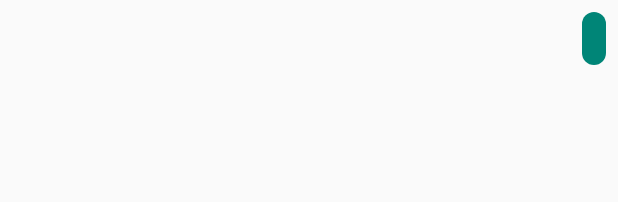
After one commit to Mcghee-Jake/Cipherchat, an Android app: the layout item_message_sent.xml on its own in the app's theme, with its tools: preview values and no code run, on a phone screen of 412 x 824 dp. The commit adds this screen. Shown: the top 202 px of the screen. Run offline under Robolectric (Android 15) with nearby library versions, the light colour scheme and no system bars.

Commit message:
trying to add sender/receiver chat bubbles

```diff
--- a/app/src/main/java/com/example/android/encryptedmessengerapp/Activities/ChatActivity.java
+++ b/app/src/main/java/com/example/android/encryptedmessengerapp/Activities/ChatActivity.java
@@ -128,7 +128,7 @@ public class ChatActivity extends AppCompatActivity {
         LinearLayoutManager layoutManager = new LinearLayoutManager(this);
         layoutManager.setReverseLayout(true);
         recyclerView.setLayoutManager(layoutManager);
-        messageAdapter = new MessageAdapter();
+        messageAdapter = new MessageAdapter(username);
         recyclerView.setAdapter(messageAdapter);
     }
 
--- /dev/null
+++ b/app/src/main/res/drawable/chat_bubble_sent.xml
@@ -0,0 +1,6 @@
+<?xml version="1.0" encoding="utf-8"?>
+<shape xmlns:android="http://schemas.android.com/apk/res/android"
+    android:shape="rectangle">
+    <solid android:color="@color/colorPrimary" />
+    <corners android:radius="20dp" />
+</shape>
--- /dev/null
+++ b/app/src/main/res/layout/item_message_sent.xml
@@ -0,0 +1,23 @@
+<?xml version="1.0" encoding="utf-8"?>
+<android.support.constraint.ConstraintLayout
+    xmlns:android="http://schemas.android.com/apk/res/android"
+    xmlns:app="http://schemas.android.com/apk/res-auto"
+    android:orientation="vertical"
+    android:layout_width="match_parent"
+    android:layout_height="wrap_content">
+
+    <TextView
+        android:id="@+id/tv_message_sent"
+        android:layout_width="wrap_content"
+        android:layout_height="wrap_content"
+        android:layout_marginTop="8dp"
+        android:layout_marginEnd="8dp"
+        android:layout_marginBottom="8dp"
+        android:background="@drawable/chat_bubble_sent"
+        android:padding="8dp"
+        android:textColor="#fff"
+        app:layout_constraintBottom_toBottomOf="parent"
+        app:layout_constraintEnd_toEndOf="parent"
+        app:layout_constraintTop_toTopOf="parent" />
+
+</android.support.constraint.ConstraintLayout>
```
Also changed, not shown: app/src/main/java/com/example/android/encryptedmessengerapp/Adapters/MessageAdapter.java (+41 -10 lines), app/src/main/res/layout/item_message_received.xml (added, +22 -0 lines), app/src/main/res/layout/message_list_item.xml (deleted, +0 -12 lines).
